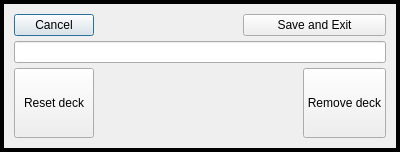
The window that main_menu/edit_deck.ui (Szybet/sanki) describes before a commit, drawn with Qt 5.
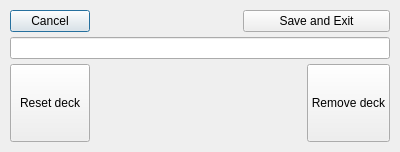
The same window after the commit.

Diff of the .ui file:
```diff
--- a/main_menu/edit_deck.ui
+++ b/main_menu/edit_deck.ui
@@ -32,13 +32,13 @@
    <item row="1" column="0">
     <widget class="QFrame" name="frame">
      <property name="frameShape">
-      <enum>QFrame::Box</enum>
+      <enum>QFrame::NoFrame</enum>
      </property>
      <property name="frameShadow">
       <enum>QFrame::Plain</enum>
      </property>
      <property name="lineWidth">
-      <number>4</number>
+      <number>0</number>
      </property>
      <layout class="QVBoxLayout" name="verticalLayout">
       <property name="spacing">
```
